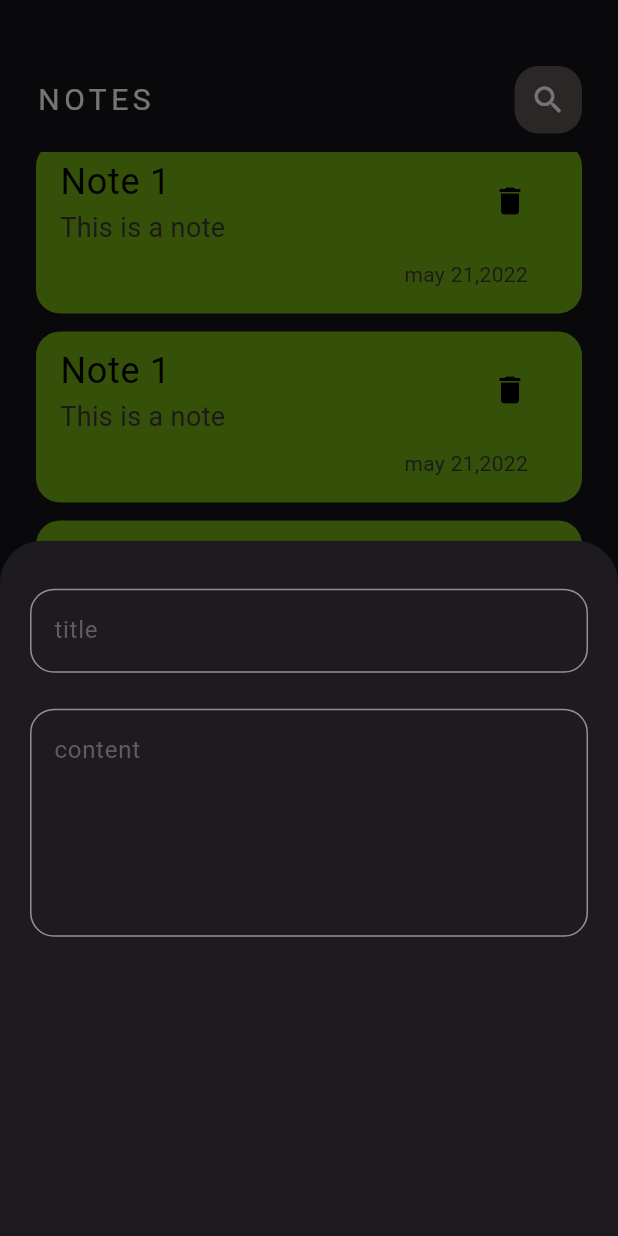
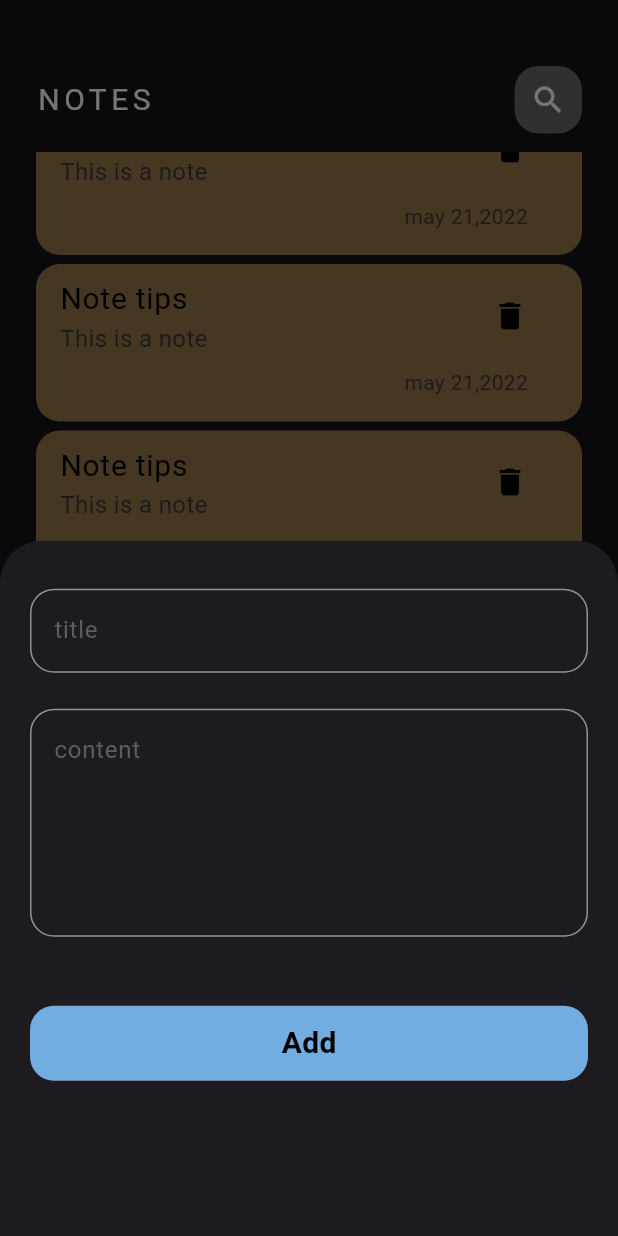
Before and after one commit to masymas99/note_app, a Flutter app: the screen it shows after launch, scrolled down 1152 dp, after a tap on the "add" icon, on a phone screen of 412 x 824 dp. Run offline on Flutter 3.47's test engine with Material 3 defaults, Android fonts, the phone set to English and light mode, and no system bars.

Commit message:
finish notes botton sheet

```diff
--- a/lib/views/widgets/add_note_botton_sheet.dart
+++ b/lib/views/widgets/add_note_botton_sheet.dart
@@ -1,4 +1,5 @@
 import 'package:flutter/material.dart';
+import 'package:semsar/views/widgets/custom_botton.dart';
 import 'package:semsar/views/widgets/custom_text_field.dart';
 
 class AddNoteBottonSheet extends StatelessWidget {
@@ -22,7 +23,9 @@ class AddNoteBottonSheet extends StatelessWidget {
           CustomTextField(
             hint: 'content',
             maxlines: 5,
-          )
+          ),
+          SizedBox(height: 46),
+          CustomBotton(),
         ],
       ),
     );
--- a/lib/views/widgets/constans.dart
+++ b/lib/views/widgets/constans.dart
@@ -1,3 +1,3 @@
 import 'package:flutter/material.dart';
 
-const kPrimaryColor = Color.fromARGB(255, 58, 119, 172);
+const kPrimaryColor = Color.fromARGB(255, 114, 173, 225);
--- a/lib/views/widgets/custom_app_bar.dart
+++ b/lib/views/widgets/custom_app_bar.dart
@@ -32,7 +32,7 @@ class CustomSearshIcon extends StatelessWidget {
       width: 45,
       decoration: BoxDecoration(
         borderRadius: BorderRadius.circular(16),
-        color: const Color.fromARGB(255, 95, 84, 84),
+        color: const Color.fromARGB(255, 107, 103, 103),
       ),
       child: Icon(
         Icons.search,
--- /dev/null
+++ b/lib/views/widgets/custom_botton.dart
@@ -0,0 +1,25 @@
+import 'package:flutter/material.dart';
+import 'package:semsar/views/widgets/constans.dart';
+
+class CustomBotton extends StatelessWidget {
+  const CustomBotton({Key? key}) : super(key: key);
+
+  @override
+  Widget build(BuildContext context) {
+    return Container(
+      height: 50,
+      width: MediaQuery.of(context).size.width,
+      decoration: BoxDecoration(
+        color: kPrimaryColor,
+        borderRadius: BorderRadius.circular(16),
+      ),
+      child: Center(
+        child: Text(
+          'Add',
+          style: TextStyle(
+              color: Colors.black, fontWeight: FontWeight.bold, fontSize: 20),
+        ),
+      ),
+    );
+  }
+}
--- a/lib/views/widgets/notes_items.dart
+++ b/lib/views/widgets/notes_items.dart
@@ -6,23 +6,23 @@ class NoteItem extends StatelessWidget {
   @override
   Widget build(BuildContext context) {
     return Padding(
-      padding: const EdgeInsets.only(top: 12),
+      padding: const EdgeInsets.only(top: 6),
       child: Container(
         decoration: BoxDecoration(
-            color: const Color.fromARGB(255, 115, 174, 19),
+            color: const Color.fromARGB(255, 151, 119, 75),
             borderRadius: BorderRadius.circular(16)),
         child: Column(
           crossAxisAlignment: CrossAxisAlignment.end,
           children: [
             ListTile(
               title: Text(
-                'Note 1',
-                style: TextStyle(color: Colors.black, fontSize: 24),
+                'Note tips',
+                style: TextStyle(color: Colors.black, fontSize: 20),
               ),
               subtitle: Text(
                 'This is a note',
                 style: TextStyle(
-                    color: const Color.fromARGB(255, 58, 55, 55), fontSize: 18),
+                    color: const Color.fromARGB(255, 58, 55, 55), fontSize: 16),
               ),
               trailing: IconButton(
                   onPressed: () {},
```
